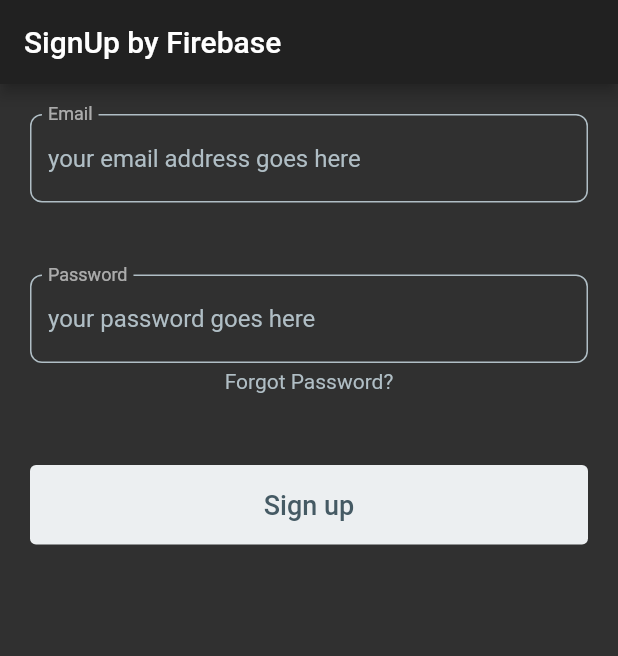
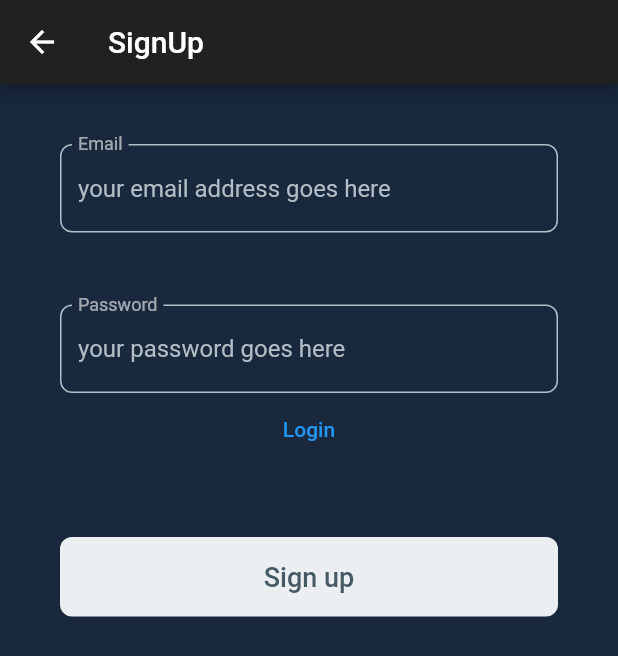
Before and after one commit to ayabin/signup001, a Flutter app: the screen it shows after launch, after a tap on "Sign up", on a phone screen of 412 x 824 dp. Shown: the top 656 px of the screen. Run offline on Flutter 3.47's test engine with Material 2 defaults, Android fonts, the phone set to English and light mode, and no system bars; our stand-ins replace firebase_auth, firebase_core; accounts and stored records are empty; network calls fail.

Commit message:
Created Firebase Authentication class

```diff
--- a/lib/main.dart
+++ b/lib/main.dart
@@ -1,8 +1,7 @@
-import 'package:flutter/material.dart';
 import 'package:firebase_core/firebase_core.dart';
 import 'package:firebase_auth/firebase_auth.dart';
+import 'package:flutter/material.dart';
 
-const String title = 'SignUp by Firebase';
 const Color kAccentColor = Color(0xFFFE7C64);
 const Color kBackgroundColor = Color(0xFF19283D);
 const Color kTextColorPrimary = Color(0xFFECEFF1);
@@ -10,6 +9,8 @@ const Color kTextColorSecondary = Color(0xFFB0BEC5);
 const Color kButtonColorPrimary = Color(0xFFECEFF1);
 const Color kButtonTextColorPrimary = Color(0xFF455A64);
 const Color kIconColor = Color(0xFF455A64);
+
+const String title = "Signup001 by Firebase";
 
 void main() async {
   WidgetsFlutterBinding.ensureInitialized();
@@ -25,35 +26,19 @@ class MyApp extends StatelessWidget {
       title: title,
       theme: ThemeData.dark(),
       routes: {
-        '/': (_) => MainPage(),
+        '/': (_) => _LoginForm(),
+        '/signup': (_) => _SignupForm(),
       },
     );
   }
 }
 
-class MainPage extends StatelessWidget {
-  @override
-  Widget build(BuildContext context) {
-    return Scaffold(
-      appBar: AppBar(
-        title: Text(title),
-      ),
-      body: SafeArea(
-        child: Padding(
-          padding: EdgeInsets.all(20),
-          child: _SignInForm(),
-        ),
-      ),
-    );
-  }
-}
-
-class _CustomeTextField extends StatefulWidget {
+class _CustomTextField extends StatelessWidget {
   final String labelText;
   final String hintText;
   final bool obscureText;
   final TextEditingController controller;
-  const _CustomeTextField({
+  const _CustomTextField({
     Key key,
     @required this.labelText,
     @required this.hintText,
@@ -62,17 +47,12 @@ class _CustomeTextField extends StatefulWidget {
   }) : super(key: key);
 
   @override
-  __CustomeTextFieldState createState() => __CustomeTextFieldState();
-}
-
-class __CustomeTextFieldState extends State<_CustomeTextField> {
-  @override
   Widget build(BuildContext context) {
     return TextField(
-      controller: widget.controller,
+      controller: controller,
       decoration: InputDecoration(
-        labelText: widget.labelText,
-        hintText: widget.hintText,
+        labelText: labelText,
+        hintText: hintText,
         hintStyle: TextStyle(color: kTextColorSecondary),
         floatingLabelBehavior: FloatingLabelBehavior.always,
         focusedBorder: OutlineInputBorder(
@@ -88,95 +68,186 @@ class __CustomeTextFieldState extends State<_CustomeTextField> {
           ),
         ),
       ),
-      obscureText: widget.obscureText,
+      obscureText: obscureText,
+      onTap: () {},
     );
   }
 }
 
-class _SignInForm extends StatelessWidget {
+class _LoginForm extends StatelessWidget {
   final TextEditingController _emailController = TextEditingController();
   final TextEditingController _passwordController = TextEditingController();
 
   @override
   Widget build(BuildContext context) {
-    String _email = "";
-    String _password = "";
-    return Column(
+    return Scaffold(
+      appBar: AppBar(
+        title: Text('Login'),
+      ),
+      backgroundColor: kBackgroundColor,
+      body: SingleChildScrollView(
+        child: Padding(
+          padding: const EdgeInsets.all(40),
+          child: Column(
             children: [
-        _CustomeTextField(
+              _CustomTextField(
                 labelText: 'Email',
                 hintText: 'your email address goes here',
                 obscureText: false,
                 controller: _emailController,
               ),
               SizedBox(height: 48),
-        _CustomeTextField(
+              _CustomTextField(
                 labelText: 'Password',
                 hintText: 'your password goes here',
                 obscureText: true,
                 controller: _passwordController,
               ),
-        SizedBox(height: 4),
-        Text(
-          'Forgot Password?',
+              TextButton(
+                onPressed: () {},
+                child: Text(
+                  'Forgot Password ?',
                   style: Theme.of(context)
                       .textTheme
                       .bodyText2
                       .copyWith(color: kTextColorSecondary),
                 ),
+              ),
+              TextButton(
+                onPressed: () {
+                  Navigator.of(context).pushNamed('/signup');
+                },
+                child: Text('Sign up'),
+              ),
               SizedBox(height: 48),
               Container(
                 width: double.infinity,
                 child: TextButton(
+                  onPressed: () async {
+                    AuthService as = AuthService(
+                        email: _emailController.text,
+                        password: _passwordController.text);
+                    Future uc = as.signInWithEmailAndPassword();
+                    print(uc);
+                  },
+                  child: Text(
+                    'Login',
+                    style: Theme.of(context).textTheme.button.copyWith(
+                          color: kButtonTextColorPrimary,
+                          fontSize: 18,
+                        ),
+                  ),
                   style: TextButton.styleFrom(
                     backgroundColor: kButtonColorPrimary,
                     padding: EdgeInsets.symmetric(vertical: 16),
+                    shape: RoundedRectangleBorder(
+                      borderRadius: BorderRadius.circular(8),
                     ),
-            child: Text(
-              'Sign up',
-              style: Theme.of(context)
-                  .textTheme
-                  .button
-                  .copyWith(color: kButtonTextColorPrimary, fontSize: 18),
                   ),
-            onPressed: () async {
-              _email = _emailController.text;
-              _password = _passwordController.text;
-
-              // SignUp
-              try {
-                UserCredential userCredential = await FirebaseAuth.instance
-                    .createUserWithEmailAndPassword(
-                        email: _email, password: _password);
-                print(userCredential);
-              } on FirebaseAuthException catch (e) {
-                if (e.code == 'weak-password') {
-                  print('The Password provides is too weak');
-                } else if (e.code == 'emami-already-in-use') {
-                  print('The account already exists for that email.');
-                }
-              } catch (e) {
-                print(e);
-              }
-
-              // SingIn
-
-              // try {
-              //   UserCredential userCredential = await FirebaseAuth.instance
-              //       .signInWithEmailAndPassword(
-              //           email: 'ayabin.jp@gmail.com', password: 'Password');
-              //   print(userCredential.user.email);
-              // } on FirebaseAuthException catch (e) {
-              //   if (e.code == 'user-not-found') {
-              //     print('No User for that email.');
-              //   } else if (e.code == 'wrong-password') {
-              //     print('Wrong password provided for that user.');
-              //   }
-              // }
-            },
                 ),
               ),
             ],
+          ),
+        ),
+      ),
     );
   }
 }
+
+class _SignupForm extends StatelessWidget {
+  final TextEditingController _emailController = TextEditingController();
+  final TextEditingController _passwordController = TextEditingController();
+
+  @override
+  Widget build(BuildContext context) {
+    return Scaffold(
+      appBar: AppBar(
+        title: Text('SignUp'),
+      ),
+      backgroundColor: kBackgroundColor,
+      body: SingleChildScrollView(
+        child: Padding(
+          padding: const EdgeInsets.all(40),
+          child: Column(
+            children: [
+              _CustomTextField(
+                labelText: 'Email',
+                hintText: 'your email address goes here',
+                obscureText: false,
+                controller: _emailController,
+              ),
+              SizedBox(height: 48),
+              _CustomTextField(
+                labelText: 'Password',
+                hintText: 'your password goes here',
+                obscureText: true,
+                controller: _passwordController,
+              ),
+              TextButton(
+                onPressed: () {
+                  Navigator.of(context).pop();
+                },
+                child: Text('Login'),
+              ),
+              SizedBox(height: 48),
+              Container(
+                width: double.infinity,
+                child: TextButton(
+                  onPressed: () async {
+                    AuthService as = AuthService(
+                        email: _emailController.text,
+                        password: _passwordController.text);
+                    Future uc = as.createUserWithEmailAndPassword();
+                    print(uc);
+                  },
+                  child: Text(
+                    'Sign up',
+                    style: Theme.of(context).textTheme.button.copyWith(
+                          color: kButtonTextColorPrimary,
+                          fontSize: 18,
+                        ),
+                  ),
+                  style: TextButton.styleFrom(
+                    backgroundColor: kButtonColorPrimary,
+                    padding: EdgeInsets.symmetric(vertical: 16),
+                    shape: RoundedRectangleBorder(
+                      borderRadius: BorderRadius.circular(8),
+                    ),
+                  ),
+                ),
+              ),
+            ],
+          ),
+        ),
+      ),
+    );
+  }
+}
+
+class AuthService {
+  final FirebaseAuth _auth = FirebaseAuth.instance;
+  final String email;
+  final String password;
+  AuthService({this.email, this.password});
+
+  Future signInWithEmailAndPassword() async {
+    UserCredential userCredential = await _auth.signInWithEmailAndPassword(
+        email: email, password: password);
+    return userCredential;
+  }
+
+  Future createUserWithEmailAndPassword() async {
+    UserCredential userCredential = await _auth.createUserWithEmailAndPassword(
+        email: email, password: password);
+    return userCredential;
+  }
+
+  Future sendPasswordResetEmail() async {
+    try {
+      await _auth.sendPasswordResetEmail(email: email);
+      return 'success';
+    } catch (e) {
+      return e.code;
+    }
+  }
+}
```
Lines whose indentation alone changed are shown as unchanged.
